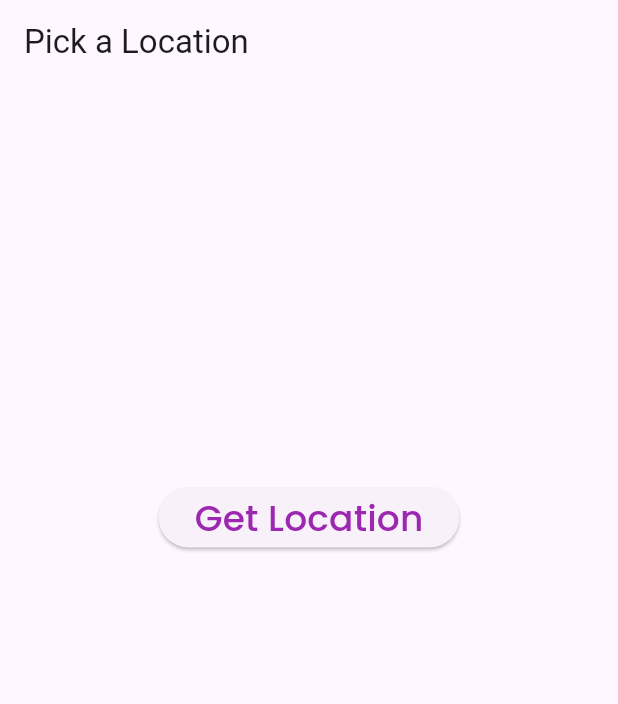
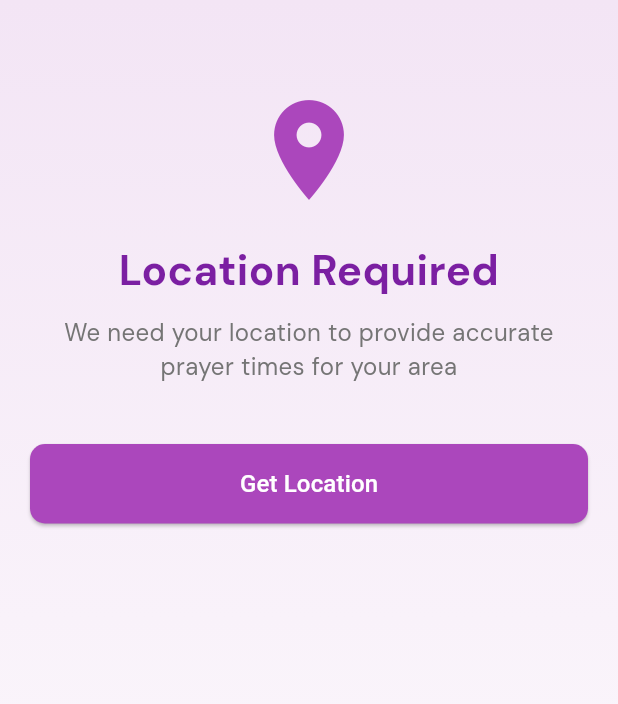
Before and after one commit to YounisMohamed/salat_app, a Flutter app: the screen it shows after launch, on a phone screen of 412 x 824 dp. Shown: the top 704 px of the screen. Run offline on Flutter 3.47's test engine with Material 3 defaults, Android fonts, the phone set to English and light mode, and no system bars; our stand-ins replace flutter_local_notifications, geocoding, geolocator, google_fonts, shared_preferences, timezone.

Commit message:
Made location picker screen

```diff
--- a/lib/LocationPickerScreen.dart
+++ b/lib/LocationPickerScreen.dart
@@ -1,8 +1,9 @@
+import 'package:awqatalsalah/MainPage.dart';
 import 'package:awqatalsalah/younisText.dart';
 import 'package:flutter/material.dart';
 import 'package:geocoding/geocoding.dart';
+import 'package:geolocator/geolocator.dart';
 import 'package:google_fonts/google_fonts.dart';
-import 'package:geolocator/geolocator.dart';
 import 'package:shared_preferences/shared_preferences.dart';
 
 class LocationPickerScreen extends StatefulWidget {
@@ -17,6 +18,7 @@ class _LocationPickerScreenState extends State<LocationPickerScreen> {
   String lon = "";
   String address = "";
   bool latlonSet = false;
+  bool isLoading = false;
   String locationMessage = "";
   late Future<void> _futureSetLatLon;
 
@@ -27,6 +29,10 @@ class _LocationPickerScreenState extends State<LocationPickerScreen> {
   }
 
   Future<Position> _getLocation() async {
+    setState(() {
+      isLoading = true;
+    });
+
     bool serviceEnabled = await Geolocator.isLocationServiceEnabled();
     if (!serviceEnabled) {
       ScaffoldMessenger.of(context).showSnackBar(
@@ -48,7 +54,8 @@ class _LocationPickerScreenState extends State<LocationPickerScreen> {
 
     if (permission == LocationPermission.deniedForever) {
       ScaffoldMessenger.of(context).showSnackBar(
-        const SnackBar(content: Text("Location permission is permanently denied.")),
+        const SnackBar(
+            content: Text("Location permission is permanently denied.")),
       );
       return Future.error("Permenantly Denied");
     }
@@ -61,13 +68,12 @@ class _LocationPickerScreenState extends State<LocationPickerScreen> {
     );
   }
 
-
   void addLatLonToPrefs(String latitude, String longitude) async {
     final SharedPreferences prefs = await SharedPreferences.getInstance();
     await prefs.setString('lat', latitude);
     await prefs.setString('lon', longitude);
     await prefs.setBool("latlonSet", true);
-    getAddressFromLatLon(latitude, longitude); // Fetch address
+    getAddressFromLatLon(latitude, longitude);
   }
 
   void clearPrefs() async {
@@ -84,7 +90,7 @@ class _LocationPickerScreenState extends State<LocationPickerScreen> {
     latlonSet = prefs.getBool("latlonSet") ?? false;
     if (latlonSet) {
       locationMessage = "Location Located\nLatitude: $lat\nLongitude: $lon";
-      await getAddressFromLatLon(lat, lon); // Fetch address
+      await getAddressFromLatLon(lat, lon);
     } else {
       locationMessage = "";
     }
@@ -98,12 +104,15 @@ class _LocationPickerScreenState extends State<LocationPickerScreen> {
       if (placemarks.isNotEmpty) {
         Placemark place = placemarks[0];
         setState(() {
-          address = "${place.street}, ${place.locality}, ${place.administrativeArea}, ${place.country}";
+          address =
+              "${place.street}, ${place.locality}, ${place.administrativeArea}, ${place.country}";
+          isLoading = false;
         });
       }
     } catch (e) {
       setState(() {
         address = "Failed to fetch address: $e";
+        isLoading = false;
       });
     }
   }
@@ -111,20 +120,67 @@ class _LocationPickerScreenState extends State<LocationPickerScreen> {
   @override
   Widget build(BuildContext context) {
     return Scaffold(
-      appBar: AppBar(title: const Text("Pick a Location")),
       body: FutureBuilder(
         future: _futureSetLatLon,
         builder: (context, snapshot) {
-          return Column(
-            mainAxisAlignment: MainAxisAlignment.center,
+          return Container(
+            decoration: BoxDecoration(
+              gradient: LinearGradient(
+                begin: Alignment.topCenter,
+                end: Alignment.bottomCenter,
+                colors: [
+                  Colors.purple.shade50,
+                  Colors.white,
+                ],
+              ),
+            ),
+            child: SafeArea(
+              child: Padding(
+                padding: const EdgeInsets.all(20.0),
+                child: Column(
+                  crossAxisAlignment: CrossAxisAlignment.stretch,
                   children: [
-              Center(
-                child: ElevatedButton(
-                    child: const YounisText("Get Location",color: Colors.purple,),
-                    onPressed: () async {
+                    const SizedBox(height: 40),
+                    Icon(
+                      Icons.location_on,
+                      size: 80,
+                      color: Colors.purple.shade400,
+                    ),
+                    const SizedBox(height: 20),
+                    Text(
+                      "Location Required",
+                      style: GoogleFonts.dmSans(
+                        fontSize: 28,
+                        fontWeight: FontWeight.bold,
+                        color: Colors.purple.shade700,
+                      ),
+                      textAlign: TextAlign.center,
+                    ),
+                    const SizedBox(height: 10),
+                    Text(
+                      "We need your location to provide accurate prayer times for your area",
+                      style: GoogleFonts.dmSans(
+                        fontSize: 16,
+                        color: Colors.grey[600],
+                      ),
+                      textAlign: TextAlign.center,
+                    ),
+                    const SizedBox(height: 40),
+                    ElevatedButton(
+                      style: ElevatedButton.styleFrom(
+                        backgroundColor: Colors.purple.shade400,
+                        padding: const EdgeInsets.symmetric(vertical: 15),
+                        shape: RoundedRectangleBorder(
+                          borderRadius: BorderRadius.circular(10),
+                        ),
+                      ),
+                      onPressed: isLoading
+                          ? null
+                          : () async {
                               try {
                                 _getLocation().then((value) {
-                          addLatLonToPrefs("${value.latitude}", "${value.longitude}");
+                                  addLatLonToPrefs("${value.latitude}",
+                                      "${value.longitude}");
                                   setState(() {
                                     setLatLon();
                                   });
@@ -134,23 +190,85 @@ class _LocationPickerScreenState extends State<LocationPickerScreen> {
                                   locationMessage = e.toString();
                                 });
                               }
-                    }
+                            },
+                      child: isLoading
+                          ? const CircularProgressIndicator(
+                              color: Colors.white,
+                            )
+                          : const Text(
+                              "Get Location",
+                              style: TextStyle(
+                                fontSize: 16,
+                                color: Colors.white,
                               ),
                             ),
-              const SizedBox(
-                height: 15,
                     ),
-              YounisText(locationMessage, color: Colors.black38,),
+                    if (locationMessage.isNotEmpty) ...[
+                      const SizedBox(height: 20),
+                      Container(
+                        padding: const EdgeInsets.all(15),
+                        decoration: BoxDecoration(
+                          color: Colors.white,
+                          borderRadius: BorderRadius.circular(10),
+                          boxShadow: [
+                            BoxShadow(
+                              color: Colors.grey.withOpacity(0.1),
+                              spreadRadius: 1,
+                              blurRadius: 5,
+                            ),
+                          ],
+                        ),
+                        child: Column(
+                          children: [
+                            YounisText(
+                              locationMessage,
+                              color: Colors.black54,
+                            ),
+                            if (address.isNotEmpty) ...[
                               const SizedBox(height: 10),
-              Padding(
-                padding: const EdgeInsets.all(48.0),
-                child: Text(address, style: GoogleFonts.dmSans(
-                    fontSize: 24,
-                    color: Colors.black87
-                ),),
+                              Text(
+                                address,
+                                style: GoogleFonts.dmSans(
+                                  fontSize: 16,
+                                  color: Colors.black87,
                                 ),
-
+                                textAlign: TextAlign.center,
+                              ),
                             ],
+                          ],
+                        ),
+                      ),
+                    ],
+                    const Spacer(),
+                    if (latlonSet && !isLoading)
+                      ElevatedButton(
+                        style: ElevatedButton.styleFrom(
+                          backgroundColor: Colors.green.shade400,
+                          padding: const EdgeInsets.symmetric(vertical: 15),
+                          shape: RoundedRectangleBorder(
+                            borderRadius: BorderRadius.circular(10),
+                          ),
+                        ),
+                        onPressed: () {
+                          Navigator.of(context).pushReplacement(
+                            MaterialPageRoute(
+                              builder: (context) => const MainPage(),
+                            ),
+                          );
+                        },
+                        child: const Text(
+                          "Proceed to App",
+                          style: TextStyle(
+                            fontSize: 16,
+                            color: Colors.white,
+                          ),
+                        ),
+                      ),
+                    const SizedBox(height: 20),
+                  ],
+                ),
+              ),
+            ),
           );
         },
       ),
--- a/pubspec.yaml
+++ b/pubspec.yaml
@@ -75,6 +75,7 @@ flutter:
   assets:
     - assets/prayerpngicon.png
 
+
   # The following line ensures that the Material Icons font is
   # included with your application, so that you can use the icons in
   # the material Icons class.
```
Also changed, not shown: lib/MainPage.dart (+8 -6 lines), lib/Services/notification_service.dart (+61 -21 lines), 10 other files. Lines whose indentation alone changed are shown as unchanged.
